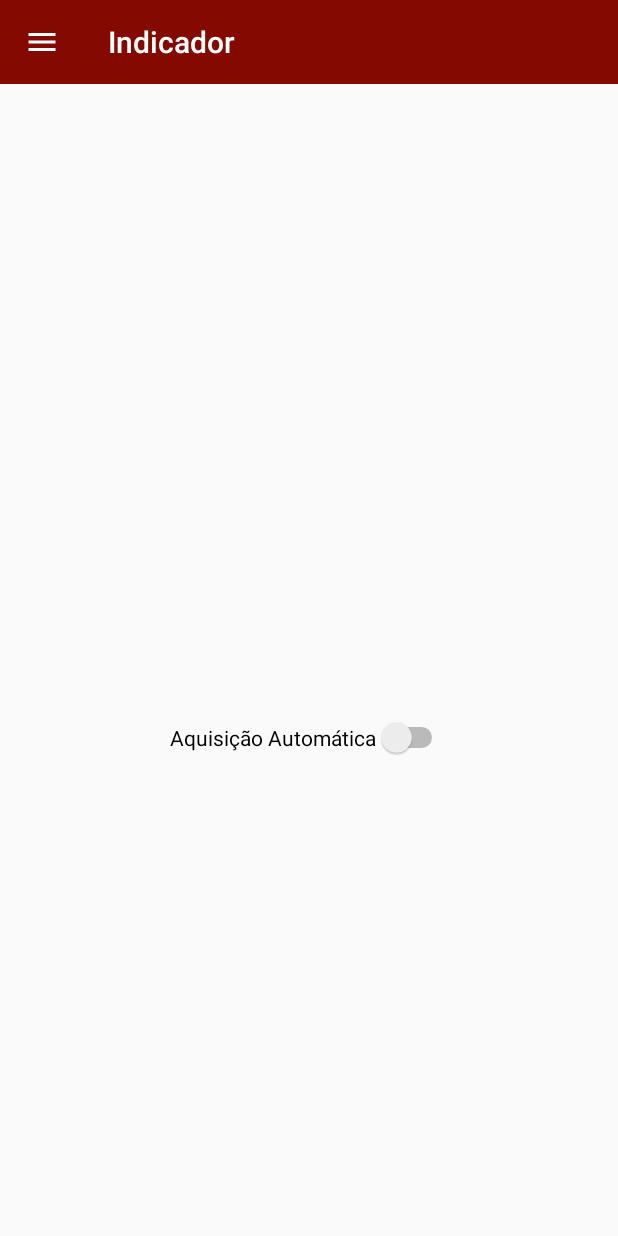
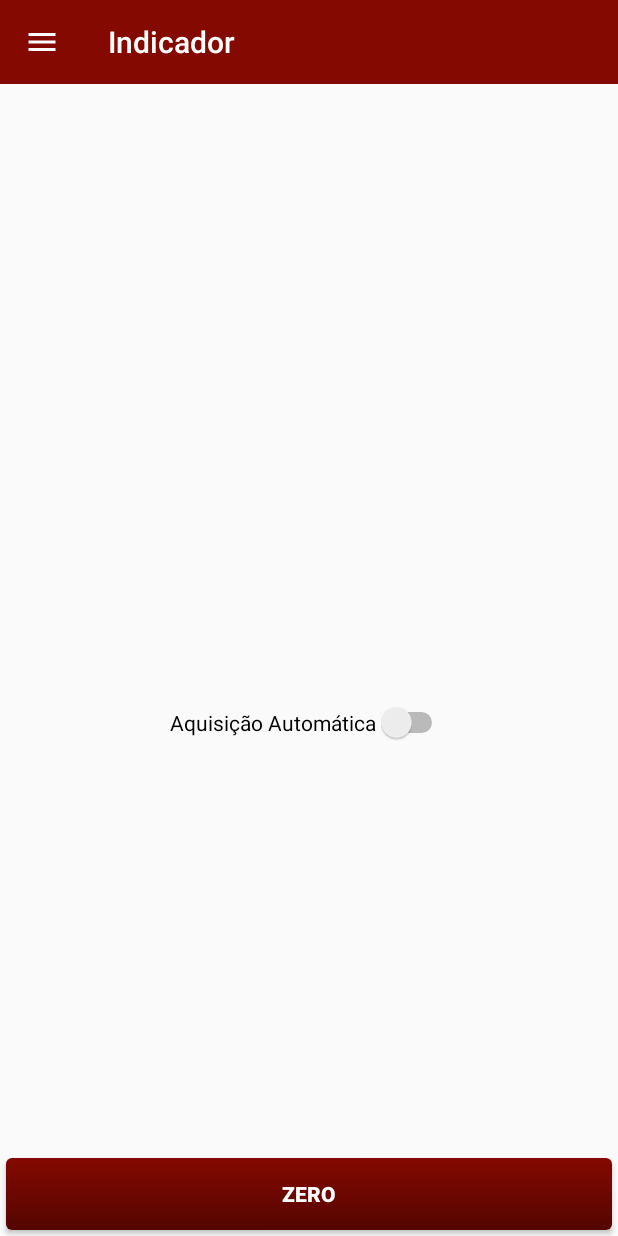
Before and after one commit to rodoldoboffo/indicador-rb-android, an Android app: the screen it shows after launch (IndicadorActivity), on a phone screen of 412 x 824 dp. Run offline under Robolectric (Android 15) with nearby library versions, the phone set to English and light mode, and no system bars; 1 statement that could not run was skipped.

Commit message:
Botao de Zero adicionado

```diff
--- a/app/src/main/res/layout/activity_indicador.xml
+++ b/app/src/main/res/layout/activity_indicador.xml
@@ -1,22 +1,24 @@
 <?xml version="1.0" encoding="utf-8"?>
-<android.support.constraint.ConstraintLayout xmlns:android="http://schemas.android.com/apk/res/android"
+<RelativeLayout xmlns:android="http://schemas.android.com/apk/res/android"
     android:layout_width="match_parent"
     android:layout_height="match_parent"
     xmlns:tools="http://schemas.android.com/tools"
     xmlns:app="http://schemas.android.com/apk/res-auto">
+
+    <RelativeLayout
+        android:layout_width="wrap_content"
+        android:layout_height="wrap_content"
+        android:orientation="vertical"
+        android:layout_centerInParent="true">
 
         <TextView
             android:id="@+id/indicacao_principal_text"
             android:layout_width="wrap_content"
             android:layout_height="wrap_content"
             android:layout_marginBottom="8dp"
-        android:gravity="center"
-        app:layout_constraintBottom_toBottomOf="parent"
-        app:layout_constraintEnd_toEndOf="parent"
-        app:layout_constraintStart_toStartOf="parent"
-        app:layout_constraintTop_toTopOf="parent"
             android:theme="@style/HugeBlackText"
             android:textStyle="bold"
+            android:layout_centerHorizontal="true"
             tools:text="1300000" />
 
         <Switch
@@ -25,10 +27,27 @@
             android:layout_height="wrap_content"
             android:layout_marginTop="8dp"
             android:checked="false"
+            android:layout_centerHorizontal="true"
             android:onClick="aquisicaoAutomaticaOnClick"
-        android:text="@string/aquisicao_automatica"
-        app:layout_constraintEnd_toEndOf="parent"
-        app:layout_constraintStart_toStartOf="parent"
-        app:layout_constraintTop_toBottomOf="@+id/indicacao_principal_text" />
+            android:layout_below="@id/indicacao_principal_text"
+            android:text="@string/aquisicao_automatica" />
 
-</android.support.constraint.ConstraintLayout>
+    </RelativeLayout>
+
+    <LinearLayout
+        android:layout_width="match_parent"
+        android:layout_height="wrap_content"
+        android:layout_alignParentBottom="true">
+
+        <Button
+            style="@style/Button"
+            android:layout_margin="4dp"
+            android:layout_height="wrap_content"
+            android:layout_width="0dp"
+            android:layout_weight="1"
+            android:text="@string/zero"
+            android:onClick="zeroButtonOnClick"/>
+
+    </LinearLayout>
+
+</RelativeLayout>
--- a/app/src/main/res/values/strings.xml
+++ b/app/src/main/res/values/strings.xml
@@ -47,4 +47,6 @@
     <string name="valorCalibracaoEmbranco">Valor da Calibração não pode ser vazio.</string>
     <string name="tf">tf</string>
     <string name="farenheit">ºF</string>
+    <string name="semIndicacao">Sem indicação</string>
+    <string name="zero">Zero</string>
 </resources>
```
Also changed, not shown: app/src/main/java/net/rodolfoboffo/indicadorrb/activities/IndicadorActivity.java (+17 -21 lines), app/src/main/java/net/rodolfoboffo/indicadorrb/model/indicador/Indicador.java (deleted, +0 -7 lines), app/src/main/java/net/rodolfoboffo/indicadorrb/model/indicador/IndicadorBase.java (added, +129 -0 lines), app/src/main/java/net/rodolfoboffo/indicadorrb/services/IndicadorService.java (+7 -0 lines). Lines whose indentation alone changed are shown as unchanged.
